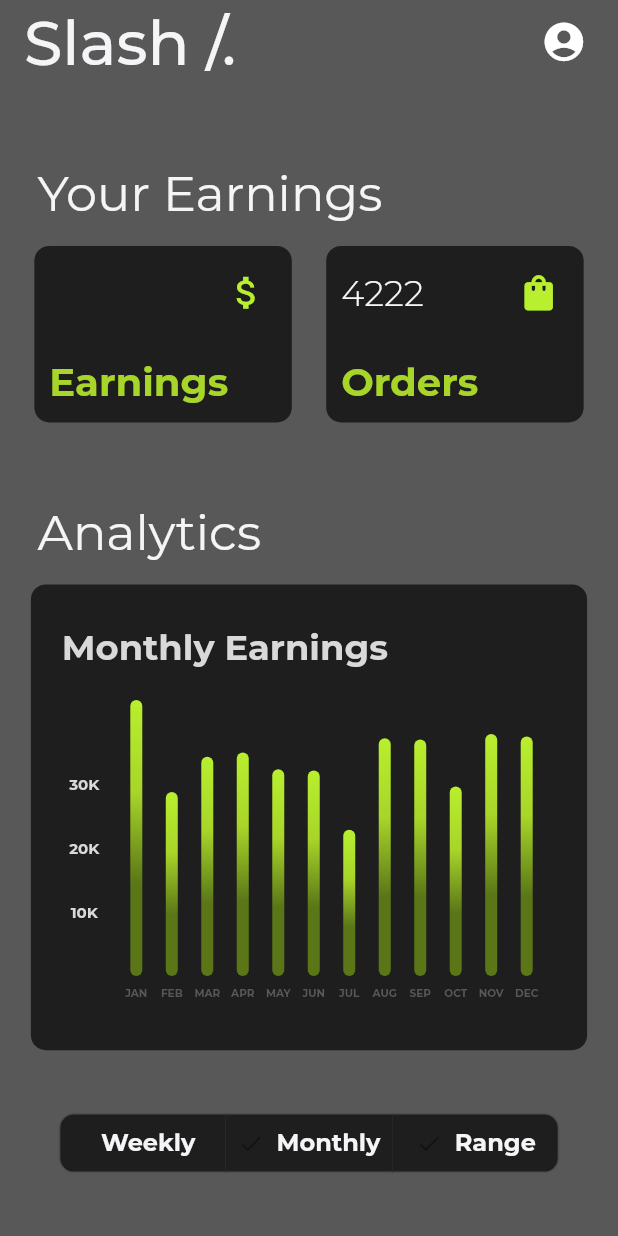
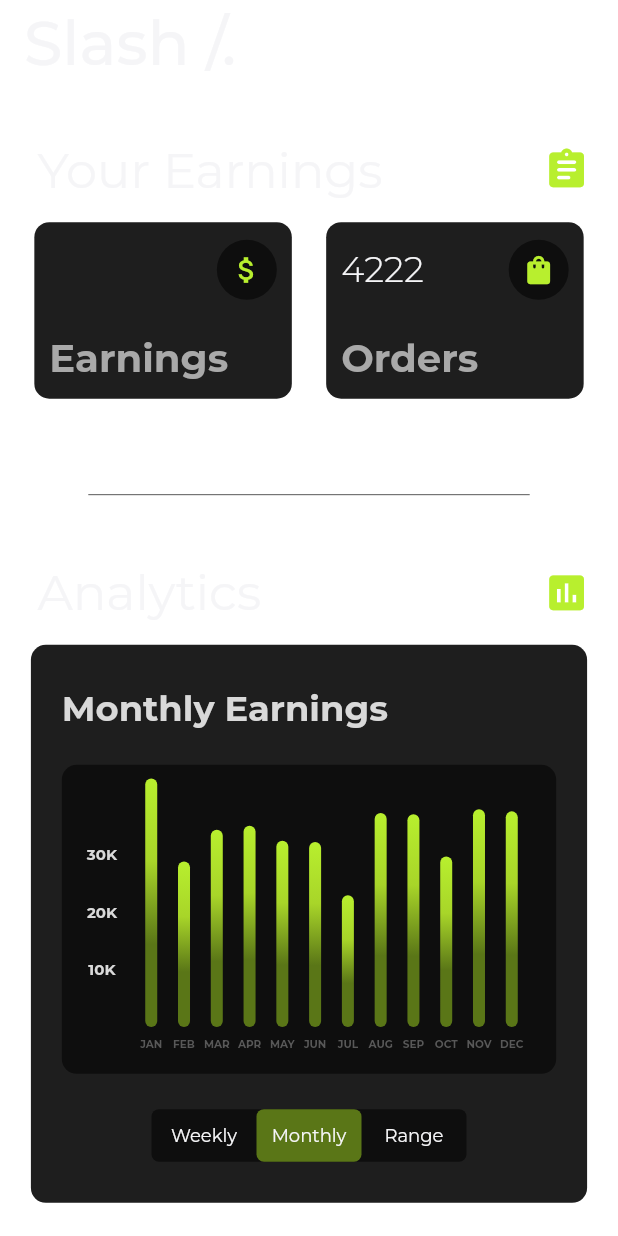
Before and after one commit to ahmedn002/slash-evaluation, a Flutter app: the screen it shows after launch, on a phone screen of 412 x 824 dp. Run offline on Flutter 3.47's test engine with Material 2 defaults, Android fonts, the phone set to English and light mode, and no system bars; drawn by our look-alikes of fl_chart; our stand-ins replace flutter_animate, google_fonts; missing offline and left inert: currency_formatter.

Commit message:
duration select button

```diff
--- a/lib/app_colors.dart
+++ b/lib/app_colors.dart
@@ -1,4 +1,6 @@
 import 'dart:ui';
+
+import 'package:flutter/material.dart';
 
 Color backgroundBlack =  const Color.fromARGB(0,30,30,30);
 
@@ -7,6 +9,8 @@ Color backgroundBlack =  const Color.fromARGB(0,30,30,30);
 Color foregroundBlack =  const Color.fromARGB(255,30,30,30);
 
 Color mainWhite = const Color.fromARGB(255, 245,245,247);
+
+Color darkWhite = const Color.fromARGB(255, 169, 169, 169);
 
 Color backgroundWhite = const Color.fromARGB(255,245,245,247);
 
@@ -26,6 +30,6 @@ Color lightModeGreen = const Color.fromARGB(255, 168, 213, 41);
 
 Color secondaryDarkBackgroundColor = const Color.fromARGB(255, 29,29,31);
 
-Color darkBlack = const Color.fromARGB(255, 10, 10, 11);
+Color darkBlack = Colors.black54;
 
 Color secondaryForegroundWhite = const Color(0xFFD1D1D1);
--- a/lib/screens/dashboard/components/analytics_select_button.dart
+++ b/lib/screens/dashboard/components/analytics_select_button.dart
@@ -4,43 +4,78 @@ import 'package:flutter/material.dart';
 import 'package:slash_eval/app_colors.dart';
 
 class AnalyticsSelectButton extends StatefulWidget {
-  const AnalyticsSelectButton({super.key});
+  final SelectButtonController selectButtonController;
+  final Function() onChange;
+  const AnalyticsSelectButton({super.key, required this.selectButtonController, required this.onChange});
 
   @override
   State<AnalyticsSelectButton> createState() => _AnalyticsSelectButtonState();
 }
 
 class _AnalyticsSelectButtonState extends State<AnalyticsSelectButton> {
+  int _selectedIndex = 1;
   @override
   Widget build(BuildContext context) {
-    return SegmentedButton(
-      segments: <ButtonSegment<String>>[
-        ButtonSegment<String>(
-          value: 'Weekly',
-          label: ButtonText('Weekly'),
-          icon: Container()
-        ),
-        ButtonSegment<String>(
-          value: 'Monthly',
-          label: ButtonText('Monthly'),
-          icon: Container()
-        ),
-        ButtonSegment<String>(
-          value: 'Monthly',
-          label: ButtonText('Range'),
-          icon: Container()
-        ),
-      ],
-      selected: const {'Monthly'},
-      style: ButtonStyle(
-        shape: MaterialStateProperty.all(
-          RoundedRectangleBorder(
-            borderRadius: BorderRadius.circular(10)
-          )
-        ),
-        backgroundColor: MaterialStateProperty.all(foregroundBlack),
-        elevation: MaterialStateProperty.all(0)
+    return Container(
+      width: 210,
+      decoration: BoxDecoration(
+        color: darkBlack,
+        borderRadius: BorderRadius.circular(5)
       ),
+
+      child: Stack(
+        children: [
+          AnimatedPositioned(
+            duration: const Duration(milliseconds: 250),
+            left: _selectedIndex * 70,
+            child: Container(
+              width: 70,
+              height: 35,
+              decoration: BoxDecoration(
+                color: darkGreen,
+                borderRadius: BorderRadius.circular(5)
+              ),
+            ),
+          ),
+          Row(
+            children: [
+              SelectButton('Weekly', 0, () {
+                setState(() {
+                  _selectedIndex = 0;
+                  widget.selectButtonController.value = 0;
+                  widget.onChange();
+                });
+              }),
+              SelectButton('Monthly', 0, () {
+                setState(() {
+                  _selectedIndex = 1;
+                  widget.selectButtonController.value = 1;
+                  widget.onChange();
+                });
+              }),
+              SelectButton('Range', 0, () {
+                setState(() {
+                  _selectedIndex = 2;
+                  widget.selectButtonController.value = 2;
+                  widget.onChange();
+                });
+              })
+            ],
+          ),
+        ],
+      ),
+    );
+  }
+
+  GestureDetector SelectButton(String text, int value, Function() onPressed) {
+    return GestureDetector(
+      onTap: onPressed,
+      child: Container(
+        padding: EdgeInsets.all(10),
+        width: 70,
+        height: 35,
+        child: Center(child: ButtonText(text)),
+      )
     );
   }
 
@@ -48,10 +83,13 @@ class _AnalyticsSelectButtonState extends State<AnalyticsSelectButton> {
     return Text(
       text,
       style: TextStyle(
-        fontSize: 16,
-        fontWeight: FontWeight.bold,
+        fontSize: 12,
         color: mainWhite
       ),
     );
   }
 }
+
+class SelectButtonController {
+  int value = 1;
+}
--- a/lib/screens/dashboard/components/graph/bar_data.dart
+++ b/lib/screens/dashboard/components/graph/bar_data.dart
@@ -23,7 +23,37 @@ class BarData {
         'THU',
         'FRI'
       ];
-    } else if (displayType == DisplayType.monthly) {
+      DateTime inputDate = DateTime.now();
+
+      int daysSinceSaturday = (inputDate.weekday + 1) % 7;
+      DateTime startDate = inputDate.subtract(Duration(days: daysSinceSaturday));
+      DateTime endDate = startDate.add(Duration(days: 6));
+
+      // Create list of dates for the week
+      List<DateTime> datesOfWeek = [];
+      DateTime date = startDate;
+      while (date.isBefore(endDate) || date.isAtSameMomentAs(endDate)) {
+        datesOfWeek.add(date);
+        date = date.add(Duration(days: 1));
+      }
+
+      totals = { for (var label in xLabels) label: 0};
+      for (int i = 0; i < datesOfWeek.length; i++) {
+        String date = datesOfWeek[i].toString().substring(0, 10);
+        if (data.keys.contains(date)) {
+          for (Map<String, dynamic> product in data[date]!) {
+            totals[xLabels[i]] = totals[xLabels[i]]! + product['price'];
+          }
+        }
+      }
+      List<double> totalsList = totals.values.toList();
+      parsedData = totalsList;
+      bars = [];
+      for (int i = 0; i < totalsList.length; i++) {
+        bars.add(Bar(x: i, y: totalsList[i]));
+      }
+
+    } else if (displayType == DisplayType.monthly || displayType == DisplayType.range) {
       xLabels = [
         'JAN',
         'FEB',
@@ -47,8 +77,10 @@ class BarData {
         }
       }
     }
+
     List<double> totalsList = totals.values.toList();
     parsedData = totalsList;
+    bars = [];
     for (int i = 0; i < totalsList.length; i++) {
       bars.add(Bar(x: i, y: totalsList[i]));
     }
--- a/lib/screens/dashboard/components/graph/bar_graph.dart
+++ b/lib/screens/dashboard/components/graph/bar_graph.dart
@@ -15,27 +15,18 @@ class BarGraph extends StatefulWidget {
 
 class _BarGraphState extends State<BarGraph> {
 
-  late final List<int> divValues;
+  late List<int> divValues;
   @override
   void initState() {
     super.initState();
-    List<double> yValues = widget.barData.parsedData;
-    yValues.sort();
-    double range = yValues[yValues.length-1];
-    double tickRange = range / 3;
-    int roundedTickRange = roundUpToNearestMultiple(tickRange);
-    int factor = (range ~/ roundedTickRange) ~/ 3;
-    print(factor);
-    divValues = [roundedTickRange, roundedTickRange*2*factor, roundedTickRange*3*factor];
-    // print(roundedTickRange);
-    print(divValues);
-
+    initAxisRange();
   }
 
   @override
   Widget build(BuildContext context) {
-
-    return BarChart(BarChartData(
+    initAxisRange();
+    return BarChart(
+      BarChartData(
       backgroundColor: Colors.transparent,
       gridData: const FlGridData(show: false),
       borderData: FlBorderData(
@@ -48,16 +39,22 @@ class _BarGraphState extends State<BarGraph> {
         rightTitles: const AxisTitles(sideTitles: SideTitles(showTitles: false)),
         leftTitles: AxisTitles(sideTitles: _leftTitles)
       ),
-      barTouchData: _barTouchData
-    ));
+      barTouchData: _barTouchData,
+      ),
+      swapAnimationCurve: Curves.decelerate,
+      swapAnimationDuration: const Duration(milliseconds: 350),
+    );
   }
 
   List<BarChartGroupData> _barGroups() {
-    return widget.barData.bars.map((bar) => BarChartGroupData(x: bar.x, barRods: [BarChartRodData(toY: bar.y, gradient: LinearGradient(
-      colors: [darkGreen, darkGreen, lightModeGreen, mainGreen],
-      begin: Alignment.bottomCenter,
-      end: Alignment.topCenter
+    print(widget.barData.bars.length);
+    List<BarChartGroupData> b = widget.barData.bars.map((bar) => BarChartGroupData(x: bar.x, barRods: [BarChartRodData(toY: bar.y, gradient: LinearGradient(
+        colors: [darkGreen, darkGreen, lightModeGreen, mainGreen],
+        begin: Alignment.bottomCenter,
+        end: Alignment.topCenter
     ))])).toList();
+    print(b.length);
+    return b;
   }
 
   SideTitles get _bottomTitles => SideTitles(
@@ -104,6 +101,8 @@ class _BarGraphState extends State<BarGraph> {
 
   BarTouchData get _barTouchData => BarTouchData(
     touchTooltipData: BarTouchTooltipData(
+      fitInsideVertically: true,
+      fitInsideHorizontally: true,
       tooltipBgColor: mainGrey,
       getTooltipItem: (group, groupIndex, rod, rodIndex) {
         String label = widget.barData.xLabels[group.x];
@@ -127,6 +126,19 @@ class _BarGraphState extends State<BarGraph> {
       }
     )
   );
+
+  void initAxisRange() {
+    List<double> yValues = widget.barData.parsedData;
+    yValues.sort();
+    double range = yValues[yValues.length-1];
+    double tickRange = range / 3;
+    int roundedTickRange = roundUpToNearestMultiple(tickRange);
+    int factor = (range ~/ roundedTickRange) ~/ 3;
+    print(factor);
+    divValues = [roundedTickRange, roundedTickRange*2*factor, roundedTickRange*3*factor];
+    // print(roundedTickRange);
+    print(divValues);
+  }
 
   int roundUpToNearestMultiple(double number) {
     if (number <= 0) return 0;
@@ -153,6 +165,5 @@ class _BarGraphState extends State<BarGraph> {
     } else {
       return '${(number / 1000000).toStringAsFixed(1)}M';
     }
-
   }
 }
--- a/lib/screens/dashboard/components/info_card.dart
+++ b/lib/screens/dashboard/components/info_card.dart
@@ -43,8 +43,8 @@ class InfoCard extends StatelessWidget {
                 ),
 
                 CircleAvatar(
-                  backgroundColor: backgroundBlack,
-                  child: Icon(icon, color: mainGreen, size: screenWidth*screenHeight/12000),
+                  backgroundColor: darkBlack,
+                  child: Icon(icon, color: mainGreen, size: screenWidth*screenHeight/15000),
                 )
               ],
             ),
@@ -57,7 +57,7 @@ class InfoCard extends StatelessWidget {
               style: TextStyle(
                 fontSize: screenHeight/32,
                 fontWeight: FontWeight.bold,
-                color: lightModeGreen
+                color: darkWhite
               ),
             ),
           )
--- a/lib/screens/dashboard/dashboard.dart
+++ b/lib/screens/dashboard/dashboard.dart
@@ -2,6 +2,7 @@
 
 import 'package:currency_formatter/currency_formatter.dart';
 import 'package:flutter/material.dart';
+import 'package:flutter_animate/flutter_animate.dart';
 import 'package:google_fonts/google_fonts.dart';
 import 'package:slash_eval/app_colors.dart';
 import 'package:slash_eval/data.dart';
@@ -17,12 +18,15 @@ class DashBoard extends StatefulWidget {
   State<DashBoard> createState() => _DashBoardState();
 }
 
-class _DashBoardState extends State<DashBoard> {
+class _DashBoardState extends State<DashBoard> with SingleTickerProviderStateMixin {
   late final double earnings;
   late final int orders;
   late final Map<String, List<Map<String, dynamic>>> purchaseData;
+
+  SelectButtonController _selectButtonController = SelectButtonController();
+  List<String> graphHeaders = ['Weekly', 'Monthly', 'Range'];
+
   @override
-
   void initState() {
     purchaseData = PurchaseData.getData();
     List<dynamic> result = calculateEarningsAndOrders(purchaseData);
@@ -45,14 +49,23 @@ class _DashBoardState extends State<DashBoard> {
         )
       ),
       home: Scaffold(
-        backgroundColor: mainGrey,
+        backgroundColor: backgroundBlack,
         appBar: SlashAppBar(screenWidth, screenHeight),
         body: Column(
           mainAxisAlignment: MainAxisAlignment.spaceEvenly,
           children: [
             Column(
               children: [
+                Row(
+                  mainAxisAlignment: MainAxisAlignment.spaceBetween,
+                  children: [
                     HeaderText('Your Earnings', screenHeight/25),
+                    Padding(
+                      padding: EdgeInsets.only(right: screenWidth/22),
+                      child: Icon(Icons.assignment_rounded, color: mainGreen, size: screenWidth*screenHeight/11000),
+                    ),
+                  ],
+                ),
 
                 Row(
                   mainAxisAlignment: MainAxisAlignment.spaceEvenly,
@@ -77,9 +90,21 @@ class _DashBoardState extends State<DashBoard> {
               ],
             ),
 
+            SizedBox(height: screenHeight/70),
+            Divider(color: mainGrey, indent: screenWidth/7, endIndent: screenWidth/7),
+
             Column(
               children: [
+                Row(
+                  mainAxisAlignment: MainAxisAlignment.spaceBetween,
+                  children: [
                     HeaderText('Analytics', screenHeight/25),
+                    Padding(
+                      padding: EdgeInsets.only(right: screenWidth/22),
+                      child: Icon(Icons.insert_chart, color: mainGreen, size: screenWidth*screenHeight/11000),
+                    ),
+                  ],
+                ),
                 Container(
                   padding: EdgeInsets.symmetric(vertical: screenHeight/30, horizontal: screenWidth/20),
                   decoration: BoxDecoration(
@@ -91,7 +116,7 @@ class _DashBoardState extends State<DashBoard> {
                     crossAxisAlignment: CrossAxisAlignment.start,
                     children: [
                       Text(
-                        'Monthly Earnings',
+                        '${graphHeaders[_selectButtonController.value]} Earnings',
                         style: TextStyle(
                           fontSize: screenHeight/35,
                           fontWeight: FontWeight.bold,
@@ -100,18 +125,26 @@ class _DashBoardState extends State<DashBoard> {
                       ),
 
                       Container(
-                          margin: EdgeInsets.only(top: screenHeight/40),
+                        margin: EdgeInsets.symmetric(vertical: screenHeight/35),
+                        padding: EdgeInsets.symmetric(horizontal: screenWidth/35, vertical: screenHeight/90),
                         width: screenWidth/1.25,
                         height: screenHeight/4,
-                          child: BarGraph(barData: BarData(displayType: DisplayType.monthly, data: purchaseData))
-                      )
+                        clipBehavior: Clip.antiAlias,
+                        decoration: BoxDecoration(
+                          color: darkBlack,
+                          borderRadius: BorderRadius.circular(10)
+                        ),
+                        child: BarGraph(barData: BarData(displayType: DisplayType.values[_selectButtonController.value], data: purchaseData))
+                      ),
+
+                      SizedBox(width: screenWidth/1.25, child: Center(child: AnalyticsSelectButton(selectButtonController: _selectButtonController, onChange: () {
+                        setState(() {});
+                      })))
                     ],
                   )
                 )
               ],
             ),
-
-            AnalyticsSelectButton()
           ],
         ),
       ),
--- a/pubspec.yaml
+++ b/pubspec.yaml
@@ -34,6 +34,7 @@ dependencies:
   google_fonts: ^5.1.0
   fl_chart: ^0.63.0
   currency_formatter: ^2.0.1
+  flutter_animate: ^4.2.0
 
 
   # The following adds the Cupertino Icons font to your application.
```
Also changed, not shown: pubspec.lock. Lines whose indentation alone changed are shown as unchanged.
